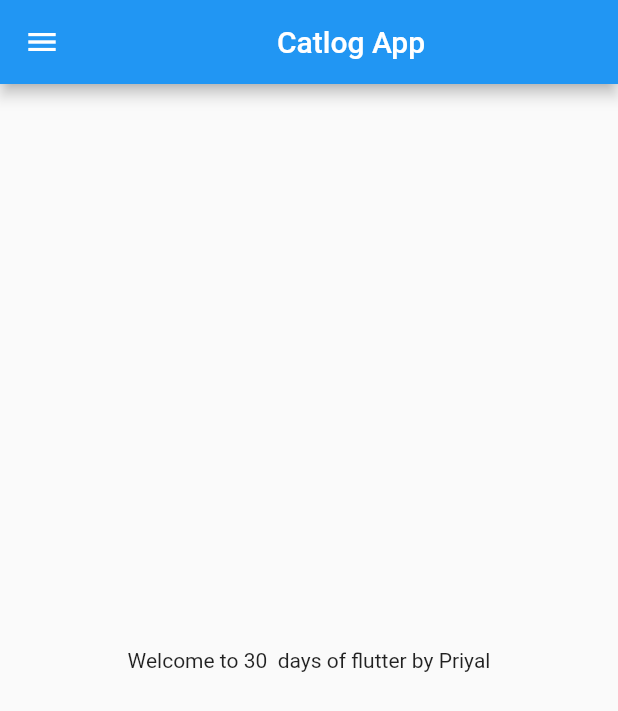
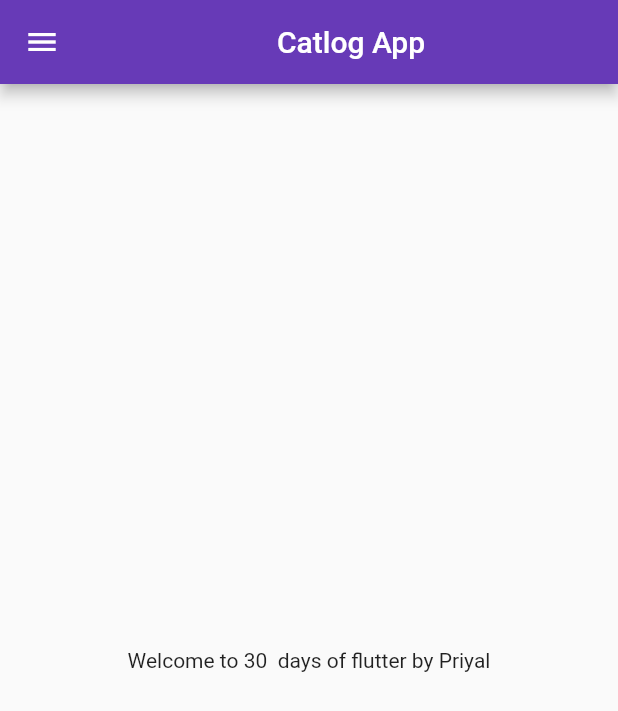
Before and after one commit to priyaljaiswal07/30DayaOf_Flutter, a Flutter app: the screen it shows after launch, on a phone screen of 412 x 824 dp. Shown: the top 711 px of the screen. Run offline on Flutter 3.47's test engine with Material 2 defaults, Android fonts, the phone set to English and light mode, and no system bars.

Commit message:
day 3 compleated

```diff
--- a/lib/home_page.dart
+++ b/lib/Pages/home_page.dart
@@ -1,8 +1,8 @@
 import 'package:flutter/material.dart';
 
-class Homepage extends StatelessWidget {
-  int days = 30;
-  String name = "Priyal";
+class HomePage extends StatelessWidget {
+  final int days = 30;
+  final String name = "Priyal";
 
   @override
   Widget build(BuildContext context) {
--- a/lib/main.dart
+++ b/lib/main.dart
@@ -1,6 +1,8 @@
 import 'package:flutter/material.dart';
-import 'package:flutter_application_17_aug/home_page.dart';
-import 'home_page.dart';
+import 'package:flutter_application_17_aug/Pages/home_page.dart';
+import 'package:flutter_application_17_aug/Pages/login_page.dart';
+import 'Pages/home_page.dart';
+import 'Pages/login_page.dart';
 
 void main() {
   runApp(MyApp());
@@ -10,7 +12,17 @@ class MyApp extends StatelessWidget {
   @override
   Widget build(BuildContext context) {
     return MaterialApp(
-      home: Homepage(),
+      themeMode: ThemeMode.system,
+      theme: ThemeData(primarySwatch: Colors.deepPurple),
+      darkTheme: ThemeData(
+        brightness: Brightness.dark,
+      ),
+      initialRoute: "/home",
+      routes: {
+        "/": (context) => LoginPage(),
+        "/home": (context) => HomePage(),
+        "/login": (context) => LoginPage(),
+      },
     );
   }
 }
```
Also changed, not shown: lib/Pages/login_page.dart (added, +19 -0 lines).
